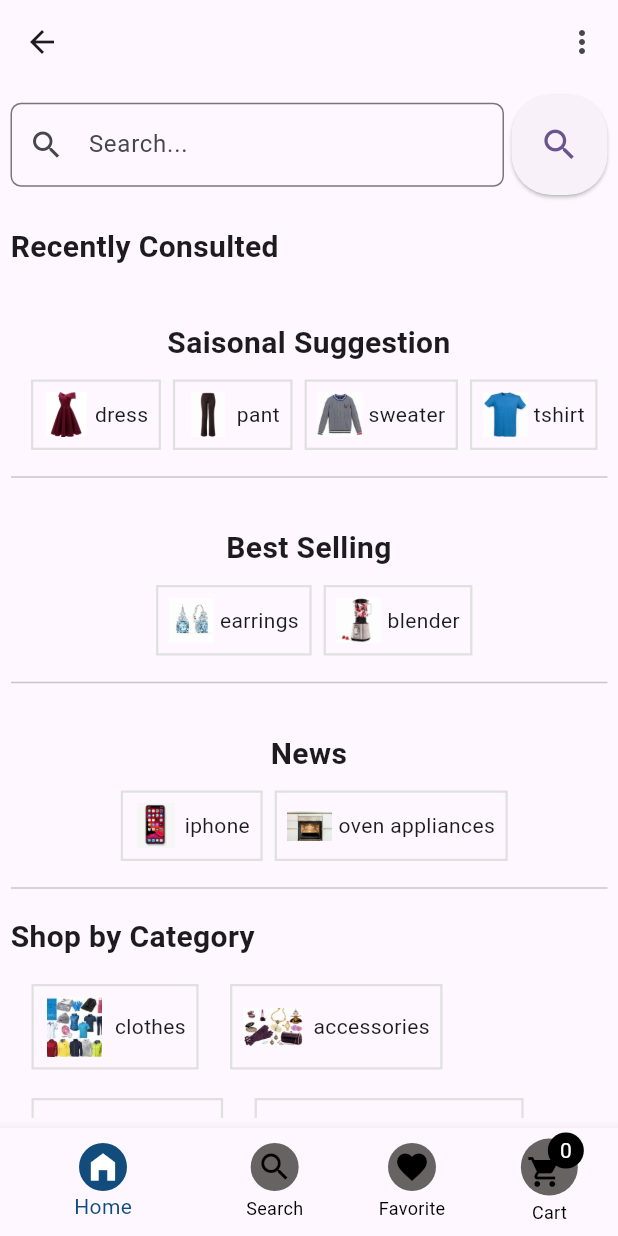
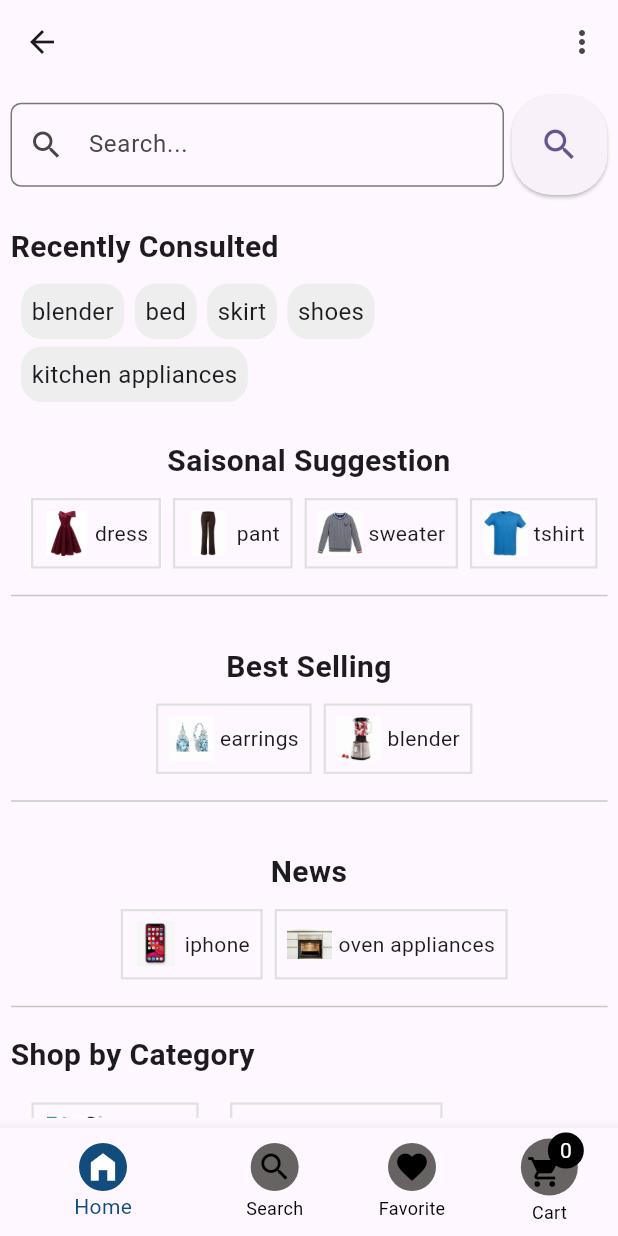
Before and after one commit to Tchouka-Vanelle/flutter_eCommerce_app, a Flutter app: the MyAppPages screen opened by its route, after a tap on the "search" icon, on a phone screen of 412 x 824 dp. Run offline on Flutter 3.47's test engine with Material 3 defaults, Android fonts, the phone set to English and light mode, and no system bars; our stand-ins replace shared_preferences; accounts and stored records are empty.

Commit message:
last modif

```diff
--- a/lib/main.dart
+++ b/lib/main.dart
@@ -48,13 +48,15 @@ void main() async{
       Product(id: 5, description: 'description5', price: 33.0, images: ['tshirt'], name: 'tshirt', nbrAchat: 7),
       Product(id: 6, description: 'description6', price: 41.0, images: ['bag'], name: 'bag', nbrAchat: 7),
       Product(id: 7, description: 'description7 kal lpzpz pp', price: 64.0, images: ['iphone'], name: 'iphone', nbrAchat: 4),
-      Product(id: 8, description: 'description8 lolipop', price: 37.0, images: ['oven'],  name: 'oven appliances', nbrAchat: 2),
+      Product(id: 8, description: 'description8 lolipop', price: 37.0, images: ['oven'],  name: 'oven appliance', nbrAchat: 2),
       Product(id: 9, description: 'description9', price: 5.0, images: ['earrings'], name: 'earrings', nbrAchat: 26),
       Product(id: 10, description: 'description10', price: 26.0, images: ['blender'], name: 'blender', nbrAchat: 36),
 
     ];
 
-    productProvider.recentlyConsulted = [];
+    productProvider.recentSearches= [];
+
+    productProvider.recentlyConsulted = ['blender', 'bed', 'skirt', 'shoes', 'kitchen appliances'];
 
     productProvider.seasonSuggestion = [
       Product(id: 1, description: 'description1 oi zkzks  n,kpq^dl qskdp jjjjjjjj kkkkkkk o nnkkk llll ppppp eeeee ttt y y m zz eer zzzz eedd eer zzz zzz ee eee pppp jjj hhhh fder', price: 14.0, images: ['dress1', 'dress2', 'dress3', 'dress4'], name: 'dress', nbrAchat: 18),
--- a/lib/utils/components/search_section.dart
+++ b/lib/utils/components/search_section.dart
@@ -39,7 +39,7 @@ class _SearchSectionState extends State<SearchSection> {
               arguments: SearchProductArguments(page: 1, initialProductToDisplay: performSearch(value, productProvider))
               );
 
-              productProvider.addRecentlyConsulted(value);
+              productProvider.addRecentlySearches(value);
 
           },
         ),
--- a/lib/utils/functions/perform_search.dart
+++ b/lib/utils/functions/perform_search.dart
@@ -13,7 +13,7 @@ List<Product> performSearch(String searchValue, ProductProvider productProvider)
 
   // search in category
   List<Category> matchingCategories = productProvider.categories.where(
-    (category) { return category.name.toLowerCase().contains(searchValue);
+    (category) { return category.name.toLowerCase().contains(searchValue.toLowerCase());
   }).toList();
 
   // Add products from corresponding categories
@@ -34,7 +34,7 @@ List<Product> performSearch(String searchValue, ProductProvider productProvider)
   // search in product
   List<Product> matchingProducts = allProducts.where(
     (p) {
-      return p.name.toLowerCase().contains(searchValue);
+      return p.name.toLowerCase().contains(searchValue.toLowerCase());
     }
   ).toList();
 
--- a/lib/views/cart_view_element/product_to_buy.dart
+++ b/lib/views/cart_view_element/product_to_buy.dart
@@ -73,7 +73,7 @@ class _ProductToBuyState extends State<ProductToBuy> {
                     physics: const NeverScrollableScrollPhysics(), // désactive le défilement interne
                     itemCount: widget.productToBuy.length,
                     itemBuilder: (context, index) {
-                      debugPrint('Building item at index $index: ${widget.productToBuy[index].product.name}');
+
                       return
                         Card(
                           margin: const EdgeInsets.symmetric(vertical: 7, horizontal: 16),
```
Also changed, not shown: lib/utils/functions/product_provider.dart (+9 -3 lines).
